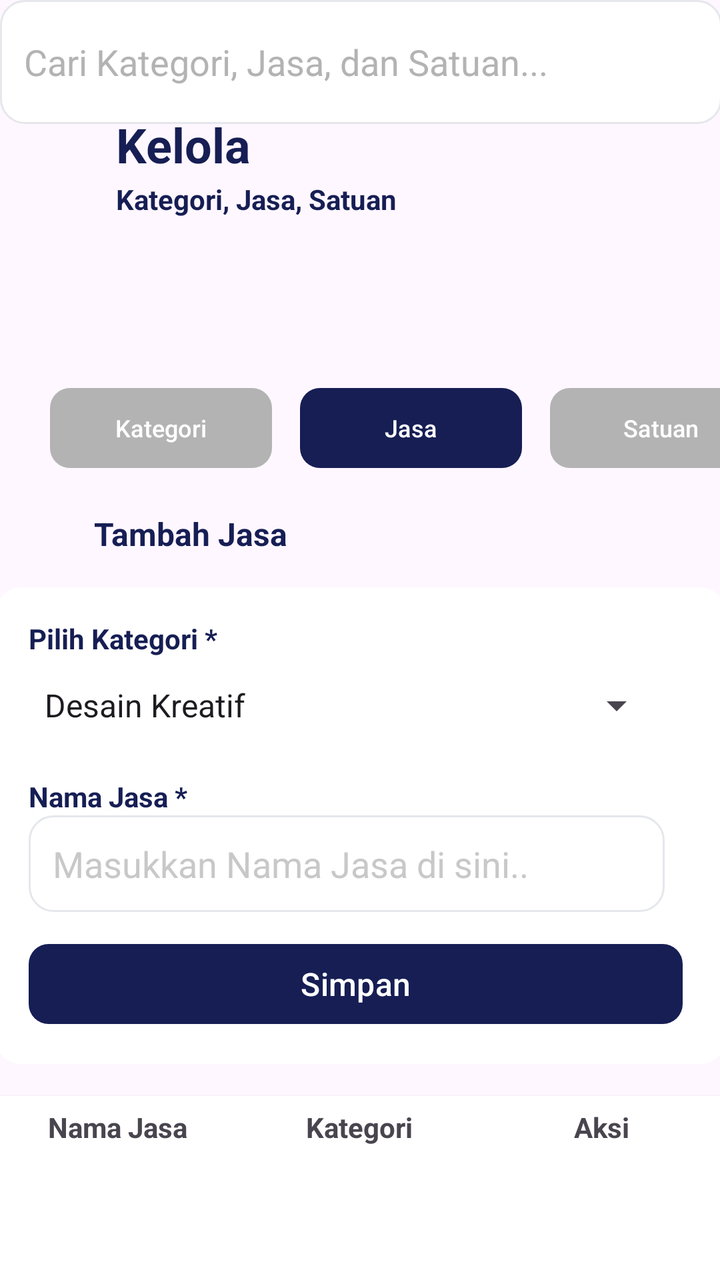
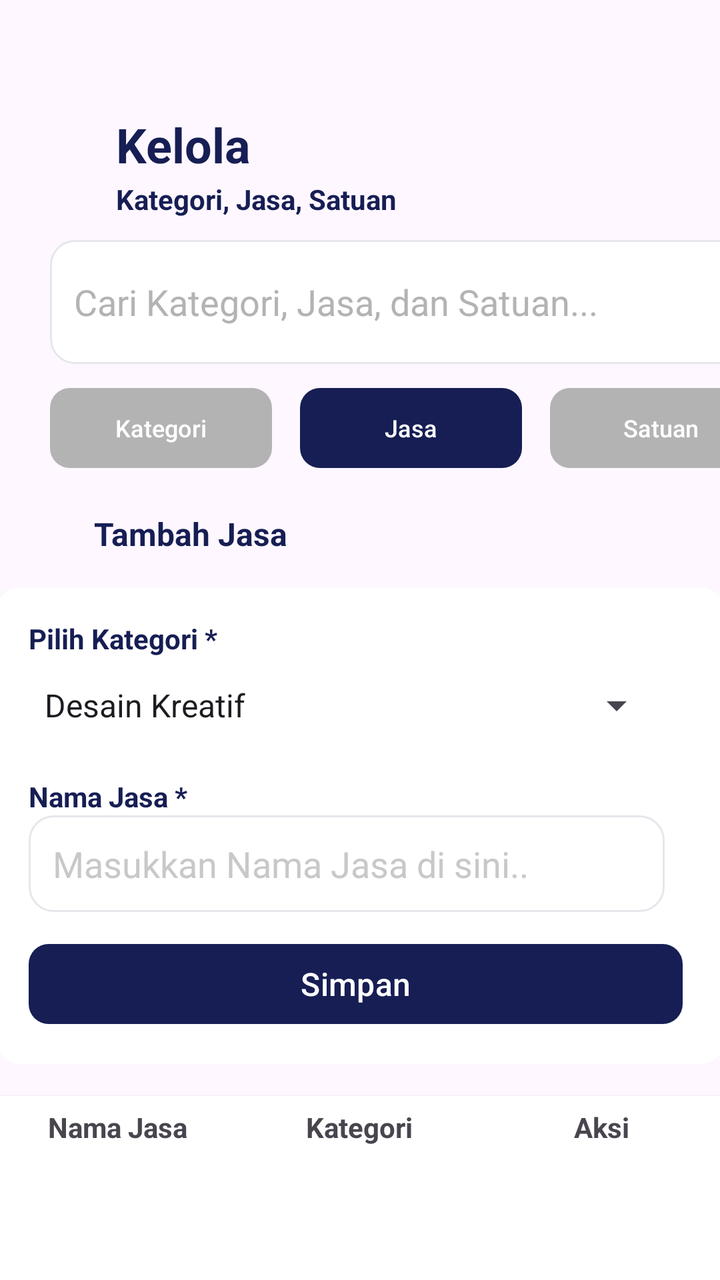

Screens rendered from an Android XML layout before and after an edit, with the pre-edit source and the edit as a unified diff.
<!-- AndroidManifest.xml: application theme Theme.KelolaJasa -->
<!-- res/layout/activity_main.xml -->
<?xml version="1.0" encoding="utf-8"?>
<androidx.constraintlayout.widget.ConstraintLayout xmlns:android="http://schemas.android.com/apk/res/android"
    xmlns:app="http://schemas.android.com/apk/res-auto"
    xmlns:tools="http://schemas.android.com/tools"
    android:id="@+id/main"
    android:layout_width="match_parent"
    android:layout_height="match_parent"
    app:layout_constraintStart_toStartOf="parent"
    app:layout_constraintTop_toTopOf="parent"
    android:fontFamily="inter">

    <TextView
        android:id="@+id/title"
        android:layout_width="wrap_content"
        android:layout_height="wrap_content"
        android:layout_marginStart="58dp"
        android:layout_marginTop="56dp"
        android:text="Kelola"
        android:textColor="#161E54"
        android:textSize="24sp"
        android:textStyle="bold"
        tools:ignore="MissingConstraints"
        app:layout_constraintStart_toStartOf="parent"
        app:layout_constraintTop_toTopOf="parent" />

    <TextView
        android:id="@+id/textView"
        android:layout_width="wrap_content"
        android:layout_height="wrap_content"
        android:layout_marginStart="58dp"
        android:layout_marginTop="90dp"
        android:text="@string/kategori_jasa_satuan"
        android:textColor="#161E54"
        android:textSize="14sp"
        android:textStyle="bold"
        tools:ignore="MissingConstraints"
        app:layout_constraintStart_toStartOf="parent"
        app:layout_constraintTop_toTopOf="parent" />

    <com.google.android.material.button.MaterialButton
        android:id="@+id/btn1"
        android:layout_width="111dp"
        android:layout_height="48dp"
        android:layout_marginStart="25dp"
        android:layout_marginTop="190dp"
        android:text="Kategori"
        android:textColor="#FFFFFF"
        android:textSize="12sp"
        app:backgroundTint="#B3B3B3"
        app:cornerRadius="10dp"
        tools:ignore="MissingConstraints,DuplicateSpeakableTextCheck"
        app:layout_constraintStart_toStartOf="parent"
        app:layout_constraintTop_toTopOf="parent" />

    <com.google.android.material.button.MaterialButton
        android:id="@+id/btn2"
        android:layout_width="111dp"
        android:layout_height="48dp"
        android:layout_marginStart="150dp"
        android:layout_marginTop="190dp"
        android:text="Jasa"
        android:textColor="#FFFFFF"
        android:textSize="12sp"
        app:backgroundTint="#161E54"
        app:cornerRadius="10dp"
        tools:ignore="MissingConstraints"
        app:layout_constraintStart_toStartOf="parent"
        app:layout_constraintTop_toTopOf="parent"/>

    <com.google.android.material.button.MaterialButton
        android:id="@+id/btn3"
        android:layout_width="111dp"
        android:layout_height="48dp"
        android:layout_marginStart="275dp"
        android:layout_marginTop="190dp"
        android:text="Satuan"
        android:textColor="#FFFFFF"
        android:textSize="12sp"
        app:backgroundTint="#B3B3B3"
        app:cornerRadius="10dp"
        tools:ignore="MissingConstraints,TextSizeCheck"
        app:layout_constraintStart_toStartOf="parent"
        app:layout_constraintTop_toTopOf="parent" />

    <TextView
        android:id="@+id/tambahjasa"
        android:layout_width="wrap_content"
        android:layout_height="wrap_content"
        android:layout_marginStart="47dp"
        android:layout_marginTop="256dp"
        android:text="@string/tambah_jasa"
        android:textColor="#161E54"
        android:textSize="16sp"
        android:textStyle="bold"
        app:layout_constraintStart_toStartOf="parent"
        app:layout_constraintTop_toTopOf="parent"
        tools:ignore="MissingConstraints" />

    <LinearLayout
        android:id="@+id/cardForm"
        android:layout_width="364dp"
        android:layout_height="wrap_content"
        android:layout_margin="16dp"
        android:background="@drawable/bg_card"
        android:orientation="vertical"
        android:padding="16dp"
        app:layout_constraintTop_toBottomOf="@+id/tambahjasa"
        app:layout_constraintStart_toStartOf="parent"
        app:layout_constraintEnd_toEndOf="parent"
        tools:ignore="MissingConstraints">


        <TextView
            android:layout_width="232dp"
            android:layout_height="19dp"
            android:text="@string/pilih_kategori"
            android:textColor="#161E54"
            android:textSize="14sp"
            android:textStyle="bold"
            app:layout_constraintStart_toStartOf="parent"
            app:layout_constraintTop_toTopOf="parent"
            tools:ignore="MissingConstraints" />

        <Spinner
            android:id="@+id/spinner"
            android:layout_width="318dp"
            android:layout_height="48dp"
            android:entries="@array/kategori_jasa"
            app:layout_constraintStart_toStartOf="parent"
            app:layout_constraintTop_toTopOf="parent"
            tools:ignore="MissingConstraints" />

        <TextView
            android:layout_width="232dp"
            android:layout_height="19dp"
            android:layout_marginTop="12dp"
            android:text="@string/nama_jasa"
            android:textColor="#161E54"
            android:textSize="14sp"
            android:textStyle="bold"
            app:layout_constraintStart_toStartOf="parent"
            app:layout_constraintTop_toTopOf="parent"
            tools:ignore="MissingConstraints" />

        <EditText
            android:id="@+id/editTextText4"
            android:layout_width="318dp"
            android:layout_height="wrap_content"
            android:background="@drawable/bg_search"
            android:ems="10"
            android:inputType="text"
            android:minHeight="48dp"
            android:padding="12dp"
            android:text="Masukkan Nama Jasa di sini.."
            android:textColor="#B7B3B3B3"
            app:layout_constraintStart_toStartOf="parent"
            app:layout_constraintTop_toTopOf="parent"
            tools:ignore="TextSizeCheck" />

        <com.google.android.material.button.MaterialButton
            android:id="@+id/button3"
            android:layout_width="327dp"
            android:layout_height="48dp"
            android:layout_marginTop="12dp"
            android:gravity="center"
            android:text="Simpan"
            android:textSize="16sp"
            app:backgroundTint="#161E54"
            app:cornerRadius="10dp"
            app:layout_constraintStart_toStartOf="parent"
            app:layout_constraintTop_toTopOf="parent"
            tools:ignore="MissingConstraints" />

    </LinearLayout>

    <LinearLayout
        android:id="@+id/linearLayout"
        android:layout_width="364dp"
        android:layout_height="309dp"
        android:layout_marginTop="16dp"
        android:background="#FFFFFF"
        android:elevation="2dp"
        android:orientation="horizontal"
        android:padding="0dp"
        app:layout_constraintEnd_toEndOf="parent"
        app:layout_constraintStart_toStartOf="parent"
        app:layout_constraintTop_toBottomOf="@+id/cardForm"
        tools:ignore="MissingConstraints">

        <TextView
            android:layout_width="121dp"
            android:layout_height="31dp"
            android:gravity="center"
            android:text="@string/namajasa"
            android:textSize="14sp"
            android:textStyle="bold" />

        <TextView
            android:layout_width="121dp"
            android:layout_height="31dp"
            android:gravity="center"
            android:text="@string/btnkategori"
            android:textSize="14sp"
            android:textStyle="bold" />

        <TextView
            android:layout_width="121dp"
            android:layout_height="31dp"
            android:gravity="center"
            android:text="@string/aksi"
            android:textSize="14sp"
            android:textStyle="bold" />

    </LinearLayout>

    <EditText
        android:id="@+id/editTextText3"
        android:layout_width="361dp"
        android:layout_height="62dp"
        android:background="@drawable/bg_search"
        android:padding="12dp"
        android:inputType="text"
        android:text="Cari Kategori, Jasa, dan Satuan..."
        android:textColor="#B3B3B3"
        tools:ignore="MissingConstraints"
        app:layout_constraintStart_toStartOf="parent"
        app:layout_constraintTop_toTopOf="parent" />


</androidx.constraintlayout.widget.ConstraintLayout>
<!-- resources referenced by this layout -->
<resources>
  <string-array name="kategori_jasa">
          <item>Desain Kreatif</item>
          <item>Teknisi Perbaikan</item>
          <item>Foto/Videografi</item>
          <item>Pendidikan/Les</item>
          <item>IT Digital</item>
          <item>Rumah Tangga</item>
          <item>Tukang Kontruksi</item>
          <item>Event Hiburan</item>
      </string-array>
  <!-- drawable bg_card (drawable) -->
  <shape xmlns:android="http://schemas.android.com/apk/res/android">
      <solid android:color="#FFFFFF"/>
      <corners android:radius="12dp"/>
  </shape>
  <!-- drawable bg_search (drawable) -->
  <shape xmlns:android="http://schemas.android.com/apk/res/android">
      <solid android:color="#FFFFFF"/>
      <stroke android:width="1dp" android:color="#E5E7EB"/>
      <corners android:radius="12dp"/>
  </shape>
  <string name="aksi">Aksi</string>
  <string name="btnkategori">Kategori</string>
  <string name="kategori_jasa_satuan">Kategori, Jasa, Satuan</string>
  <string name="nama_jasa">Nama Jasa *</string>
  <string name="namajasa">Nama Jasa</string>
  <string name="pilih_kategori">Pilih Kategori *</string>
  <string name="tambah_jasa">Tambah Jasa</string>
  <style name="Theme.KelolaJasa" parent="Base.Theme.KelolaJasa" />
  <style name="Base.Theme.KelolaJasa" parent="Theme.Material3.DayNight.NoActionBar">
          
          
      </style>
</resources>

<!-- the commit's change to res/layout/activity_main.xml (unified diff, before → after) -->
@@ -217,12 +217,15 @@
         android:id="@+id/editTextText3"
         android:layout_width="361dp"
         android:layout_height="62dp"
+        android:layout_marginStart="25dp"
+        android:layout_marginTop="120dp"
         android:background="@drawable/bg_search"
         android:padding="12dp"
         android:inputType="text"
         android:text="Cari Kategori, Jasa, dan Satuan..."
         android:textColor="#B3B3B3"
         tools:ignore="MissingConstraints"
+        app:layout_constraintTop_toBottomOf="@+id/textView"
         app:layout_constraintStart_toStartOf="parent"
         app:layout_constraintTop_toTopOf="parent" />
 
